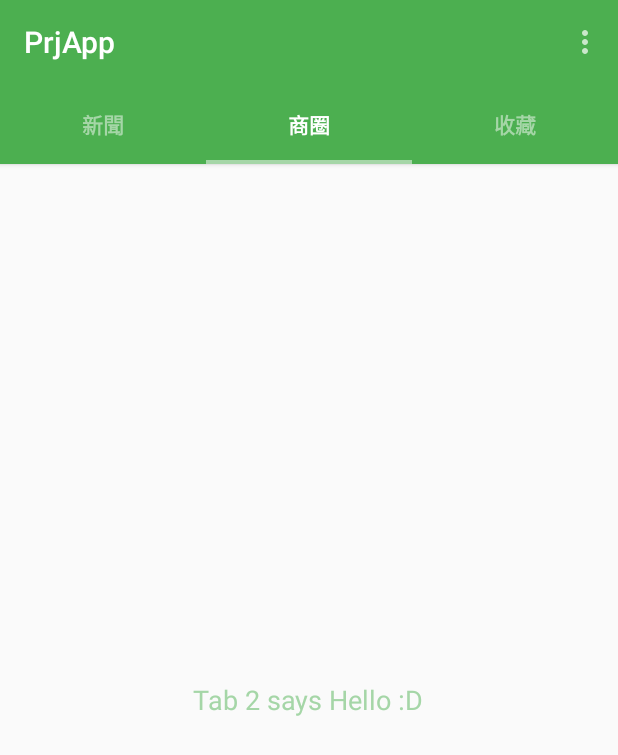
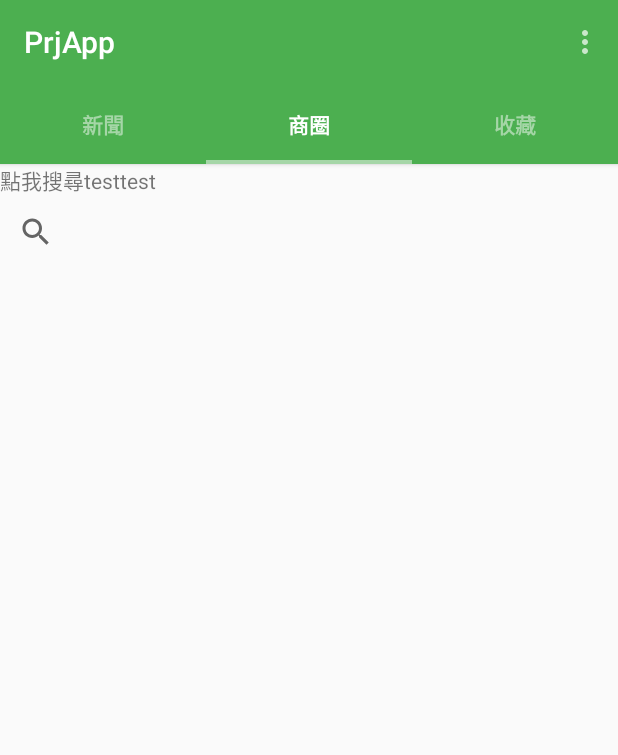
Before and after one commit to langloam/LittleMarketKeeper, an Android app: the screen it shows after launch (MainActivity), after a tap on "商圈", on a phone screen of 412 x 824 dp. Shown: the top 755 px of the screen. Run offline under Robolectric (Android 15) with nearby library versions, the phone set to English and light mode, and no system bars.

Commit message:
新增SearchView
相關網址:
SearchView:
http://developer.android.com/reference/android/widget/SearchView.html
Creating a Search Interface

http://developer.android.com/guide/topics/search/search-dialog.html#SearchDialog
http://shung007.blogspot.tw/2012/03/android-use-global-search.html
ps鍵盤彈跳問題

Accordion(問一下嗎摳)

https://ilinakareva.wordpress.com/2011/06/17/accordion-like-widget-for-android/

http://android-puremvc-ormlite.blogspot.tw/2011/07/android-simple-accordion-panel.html
http://stackoverflow.com/questions/1161999/android-accordion-widget

```diff
--- a/app/src/main/java/samples/exoguru/materialtabs/MainActivity.java
+++ b/app/src/main/java/samples/exoguru/materialtabs/MainActivity.java
@@ -2,6 +2,8 @@ package samples.exoguru.materialtabs;
 
 import android.app.AlertDialog;
 import android.app.Dialog;
+import android.app.SearchManager;
+import android.content.Context;
 import android.content.Intent;
 import android.content.pm.PackageManager;
 import android.content.pm.ResolveInfo;
@@ -13,7 +15,9 @@ import android.util.Log;
 import android.view.Menu;
 import android.view.MenuItem;
 import android.view.View;
+import android.view.inputmethod.InputMethodManager;
 import android.widget.Button;
+import android.widget.SearchView;
 
 import java.util.List;
 
@@ -73,12 +77,13 @@ public class MainActivity extends ActionBarActivity {
     }
 
 
-
-
     @Override
     public boolean onCreateOptionsMenu(Menu menu) {
         // Inflate the menu; this adds items to the action bar if it is present.
         getMenuInflater().inflate(R.menu.menu_main, menu);
+
+
+
         return true;
     }
 
@@ -111,31 +116,7 @@ public class MainActivity extends ActionBarActivity {
                 PackageManager.COMPONENT_ENABLED_STATE_DEFAULT);
     }
 
-    View.OnClickListener btnShare_Click = new View.OnClickListener(){
-        @Override
-        public void onClick(View view) {
-
-            /*
-            Log.d("btn", "btnCreateEvent");
-            AlertDialog.Builder build = new AlertDialog.Builder(MainActivity.this);
-            build.setTitle("您的代辦事項");
-            build.setMessage("test");
-            Dialog dialog = build.create();
-            dialog.show();
-            //shareTo("分享","test","分享");
-            */
-        }
-    };
 
 
-    private void shareTo(String subject, String body, String chooserTitle) {
-
-        Intent sharingIntent = new Intent(android.content.Intent.ACTION_SEND);
-        sharingIntent.setType("text/plain");
-        sharingIntent.putExtra(android.content.Intent.EXTRA_SUBJECT, subject);
-        sharingIntent.putExtra(android.content.Intent.EXTRA_TEXT, body);
-
-        startActivity(Intent.createChooser(sharingIntent, chooserTitle));
-    }
 
 }
--- a/app/src/main/java/samples/exoguru/materialtabs/common/Tabs/Tab1.java
+++ b/app/src/main/java/samples/exoguru/materialtabs/common/Tabs/Tab1.java
@@ -6,6 +6,7 @@ import android.support.v4.app.Fragment;
 import android.view.LayoutInflater;
 import android.view.View;
 import android.view.ViewGroup;
+import android.view.inputmethod.InputMethodManager;
 
 import samples.exoguru.materialtabs.R;
 
@@ -19,6 +20,7 @@ public class Tab1 extends Fragment {
         View v =inflater.inflate(R.layout.tab_news,container,false);
         return v;
     }
+
     /*
     public void onActivityCreated(@Nullable Bundle savedInstanceState) {
         super.onActivityCreated(savedInstanceState);
--- a/app/src/main/java/samples/exoguru/materialtabs/common/Tabs/Tab2.java
+++ b/app/src/main/java/samples/exoguru/materialtabs/common/Tabs/Tab2.java
@@ -16,7 +16,7 @@ public class Tab2 extends Fragment {
 
     @Override
     public View onCreateView(LayoutInflater inflater, @Nullable ViewGroup container, @Nullable Bundle savedInstanceState) {
-        View v = inflater.inflate(R.layout.tab_2,container,false);
+        View v = inflater.inflate(R.layout.tab_business,container,false);
         return v;
     }
 }
--- a/app/src/main/res/layout/tab_2.xml
+++ /dev/null
@@ -1,17 +0,0 @@
-<?xml version="1.0" encoding="utf-8"?>
-<RelativeLayout xmlns:android="http://schemas.android.com/apk/res/android"
-    android:layout_width="match_parent"
-    android:layout_height="match_parent">
-
-
-    <TextView
-        android:layout_width="wrap_content"
-        android:layout_height="wrap_content"
-        android:textAppearance="?android:attr/textAppearanceMedium"
-        android:text="Tab 2 says Hello :D"
-        android:id="@+id/textView"
-        android:layout_centerVertical="true"
-        android:textColor="@color/tabsScrollColor"
-        android:layout_centerHorizontal="true" />
-
-</RelativeLayout>
--- /dev/null
+++ b/app/src/main/res/layout/tab_business.xml
@@ -0,0 +1,25 @@
+<?xml version="1.0" encoding="utf-8"?>
+<LinearLayout xmlns:android="http://schemas.android.com/apk/res/android"
+    android:layout_width="match_parent"
+    android:layout_height="match_parent"
+    android:orientation="vertical">
+
+    <TextView
+        android:layout_width="wrap_content"
+        android:layout_height="wrap_content"
+        android:text="點我搜尋testtest"
+        />
+
+    <SearchView
+        android:id="@+id/UI_search"
+        android:layout_width="match_parent"
+        android:layout_height="wrap_content">
+
+    </SearchView>
+
+    <ActionMenuView
+        android:layout_width="wrap_content"
+        android:layout_height="wrap_content"></ActionMenuView>
+
+
+</LinearLayout>
--- a/app/src/main/res/menu/menu_main.xml
+++ b/app/src/main/res/menu/menu_main.xml
@@ -5,11 +5,11 @@
     <item
         android:id="@+id/action_settings"
         android:orderInCategory="100"
-        android:title="@string/action_settings"
+        android:title="@string/menu_more"
         app:showAsAction="never" />
     <item
         android:id="@+id/test"
         android:orderInCategory="100"
-        android:title="@string/action_settings"
+        android:title="@string/menu_more"
         app:showAsAction="never" />
 </menu>
--- a/app/src/main/res/values/strings.xml
+++ b/app/src/main/res/values/strings.xml
@@ -1,6 +1,10 @@
 <resources>
+    <!--ToolBar-->
     <string name="app_name">PrjApp</string>
 
-    <string name="hello_world">Hello world!</string>
-    <string name="action_settings">Settings</string>
+    <!--Menu_items-->
+    <string name="menu_more">更多</string>
+    <!--搜尋功能-->
+    <string name="app_label">Searchable_Business</string>
+    <string name="search_hint">search_hint測試</string>
 </resources>
--- /dev/null
+++ b/app/src/main/res/xml/searchable.xml
@@ -0,0 +1,5 @@
+<?xml version="1.0" encoding="utf-8"?>
+<searchable xmlns:android="http://schemas.android.com/apk/res/android"
+    android:label="@string/app_label"
+    android:hint="@string/search_hint" >
+</searchable>
```
